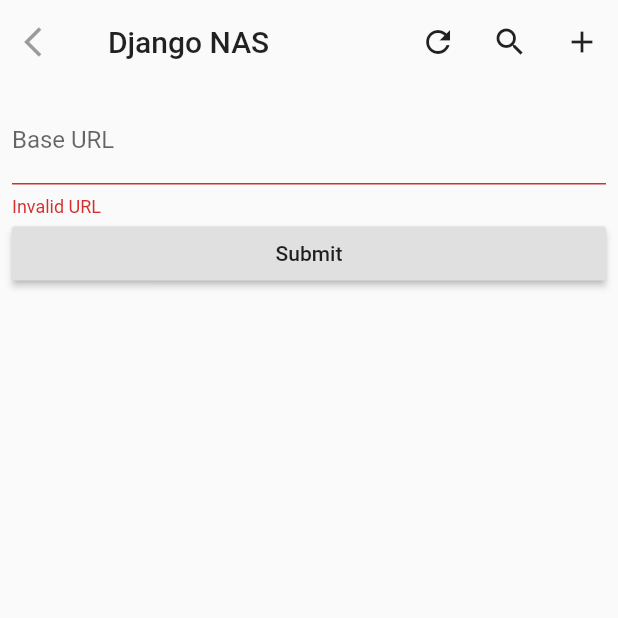
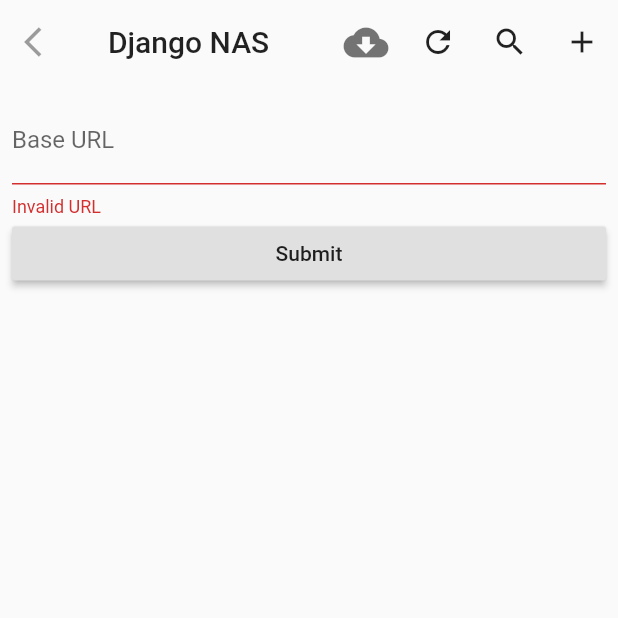
Before and after one commit to sirily11/django-nas-mobile, a Flutter app: the screen it shows after launch, item 3 of the bottom bar chosen, on a phone screen of 412 x 824 dp, the top half of it. Run offline on Flutter 3.47's test engine with Material 2 defaults, Android fonts, the phone set to English and light mode, and no system bars; our stand-ins replace charts_flutter, chewie, dio, file_picker, flutter_slidable, hive and 6 more; missing offline and left inert: multi_image_picker, zefyr; accounts and stored records are empty; network calls fail.

Commit message:
added multiple download

```diff
--- a/lib/home/HomePage.dart
+++ b/lib/home/HomePage.dart
@@ -11,6 +11,8 @@
 import 'package:django_nas_mobile/models/DesktopController.dart';
 import 'package:django_nas_mobile/models/NasProvider.dart';
 import 'package:django_nas_mobile/models/SelectionProvider.dart';
+import 'package:django_nas_mobile/models/UploadDownloadProvider.dart';
+import 'package:django_nas_mobile/models/utils.dart';
 import 'package:django_nas_mobile/settings/SettingPage.dart';
 import 'package:django_nas_mobile/upload/UploadPage.dart';
 import 'package:flutter/material.dart';
@@ -69,6 +71,26 @@
     }
   }
 
+  Widget buildDownloadAll(BuildContext context) {
+    // DesktopController desktopController = Provider.of(context);
+    NasProvider nasProvider = Provider.of(context);
+    UploadDownloadProvider uploadDownloadProvider = Provider.of(context);
+
+    return IconButton(
+      tooltip: "Download All",
+      onPressed: () async {
+        await downloadFiles(context,
+            files: nasProvider.currentFolder.files,
+            uploadDownloadProvider: uploadDownloadProvider);
+      },
+      iconSize: 30,
+      icon: Icon(
+        Icons.cloud_download,
+        color: Theme.of(context).unselectedWidgetColor,
+      ),
+    );
+  }
+
   Widget _renderReturnActionButton() {
     NasProvider provider = Provider.of(context);
     if (MediaQuery.of(context).size.width > 760 || Platform.isMacOS) {
@@ -122,6 +144,7 @@
                 icon: Icon(Icons.arrow_back_ios),
               ),
         actions: <Widget>[
+          buildDownloadAll(context),
           IconButton(
             color: Theme.of(context).textTheme.button.color,
             icon: Icon(Icons.refresh),
```
Also changed, not shown: lib/models/UploadDownloadProvider.dart (+29 -15 lines), lib/models/utils.dart (+27 -1 lines), 1 other file.
